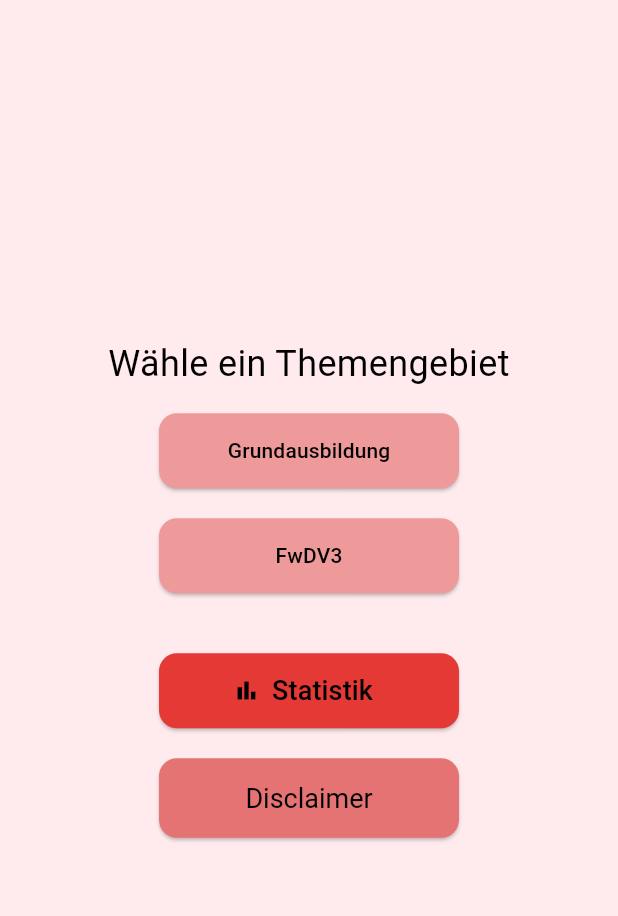
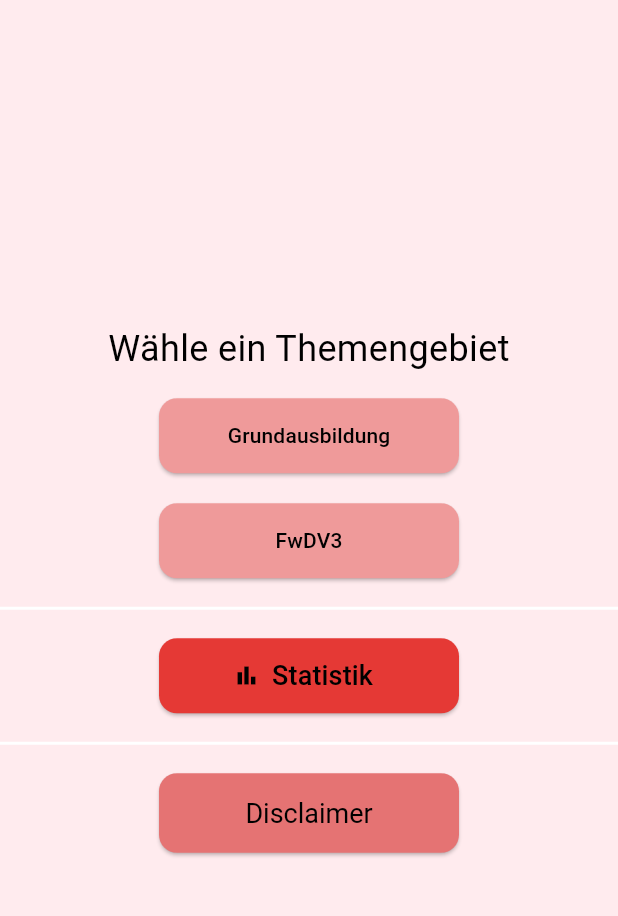
Before and after one commit to Zachfo/feuerwehr_forge, a Flutter app: the screen it shows after launch, on a phone screen of 412 x 824 dp, the part 84-1000 px from its top. Run offline on Flutter 3.47's test engine with Material 3 defaults, Android fonts, the phone set to English and light mode, and no system bars; our stand-ins replace shared_preferences, syncfusion_flutter_charts.

Commit message:
Optische Verbesserungen

```diff
--- a/lib/screens/initial_start_screen.dart
+++ b/lib/screens/initial_start_screen.dart
@@ -1,5 +1,4 @@
 import 'package:flutter/material.dart';
-
 import 'disclaimer_screen.dart';
 import 'start_screen.dart';
 import 'stats_screen.dart';
@@ -20,7 +19,7 @@ class InitialStartScreen extends StatelessWidget {
     Navigator.push(
       context,
       MaterialPageRoute(
-        builder: (context) => StatsScreen(), // Navigation zur Statistik-Seite
+        builder: (context) => StatsScreen(),
       ),
     );
   }
@@ -36,8 +35,8 @@ class InitialStartScreen extends StatelessWidget {
 
   @override
   Widget build(BuildContext context) {
-    const double buttonHeight = 50.0; // Höhe der Buttons
-    const double buttonWidth = 200.0; // Breite der Buttons
+    const double buttonHeight = 50.0;
+    const double buttonWidth = 200.0;
 
     return Scaffold(
       appBar: AppBar(
@@ -76,7 +75,7 @@ class InitialStartScreen extends StatelessWidget {
                 child: const Text('FwDV3'),
               ),
             ),
-            const SizedBox(height: 40), // Größerer Abstand zum Statistik-Button
+            const Divider(height: 40, thickness: 2.0), // Trennlinie
             SizedBox(
               width: buttonWidth,
               child: ElevatedButton.icon(
@@ -88,20 +87,18 @@ class InitialStartScreen extends StatelessWidget {
                 ),
                 style: ElevatedButton.styleFrom(
                   backgroundColor: Colors.red[600],
-                  // Unterschiedliche Hintergrundfarbe
                   minimumSize: const Size(buttonWidth, buttonHeight),
                 ),
               ),
             ),
-            const SizedBox(height: 20),
+            const Divider(height: 40, thickness: 2.0), // Trennlinie
             SizedBox(
               width: buttonWidth,
               child: ElevatedButton(
                 onPressed: () => _showDisclaimerScreen(context),
                 style: ElevatedButton.styleFrom(
                   backgroundColor: Colors.red[300],
-                  padding: const EdgeInsets.symmetric(
-                      horizontal: 24.0, vertical: 16.0),
+                  padding: const EdgeInsets.symmetric(horizontal: 24.0, vertical: 16.0),
                   textStyle: const TextStyle(fontSize: 18.0),
                 ),
                 child: const Text('Disclaimer'),
```
